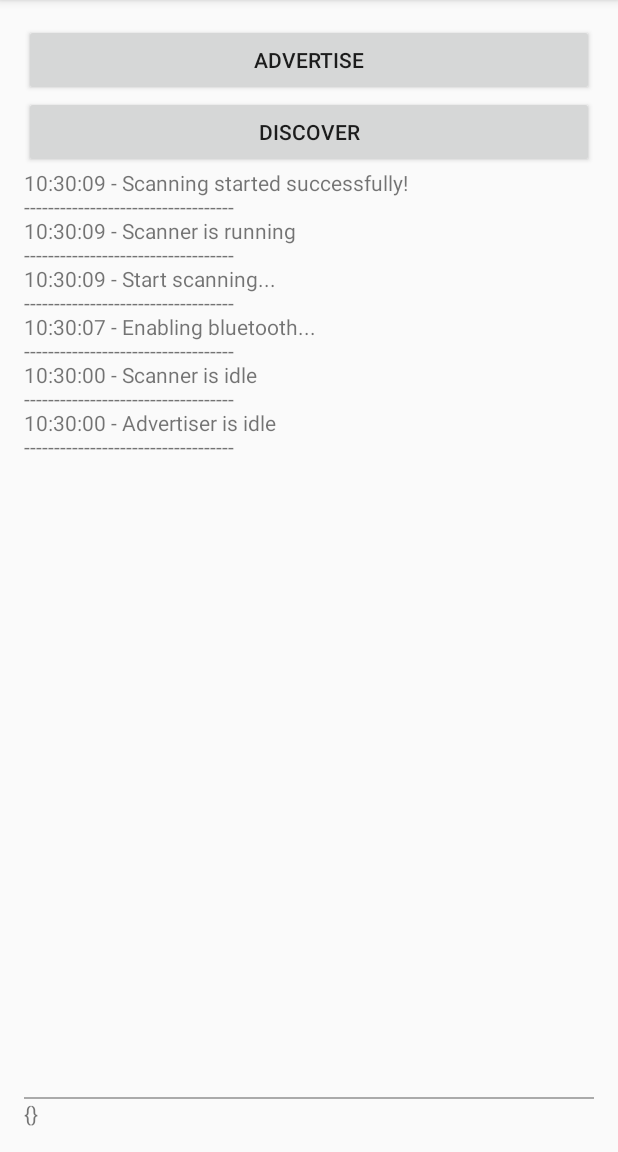
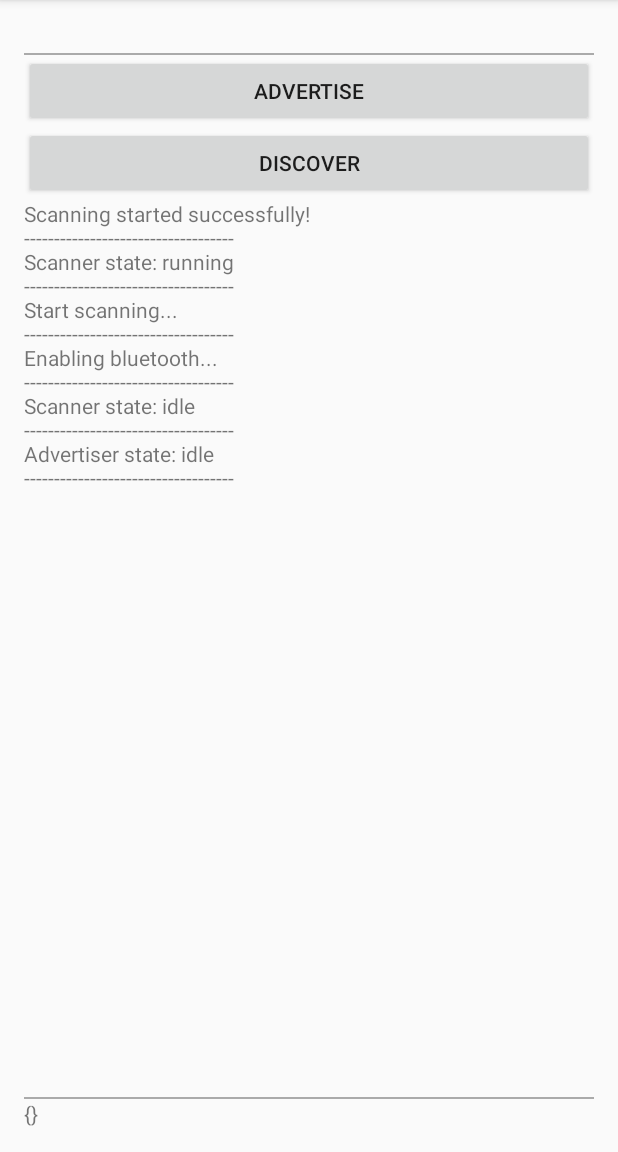
Before and after one commit to covilights/AndroidCoviLights, an Android app: the screen it shows after launch (MainActivity), after a tap on "DISCOVER", on a phone screen of 412 x 824 dp, the part 84-1236 px from its top. Run offline under Robolectric (Android 15) with nearby library versions, the phone set to English and light mode, and no system bars; libraries missing offline, so code that uses them is left out: com.mirhoseini.appsettings; 1 statement that could not run was skipped; 1 other tap on this screen came first.

Commit message:
Reflect user UUID as Beacon service UUID

```diff
--- a/app/build.gradle
+++ b/app/build.gradle
@@ -30,6 +30,7 @@ android {
 dependencies {
     implementation fileTree(dir: 'libs', include: ['*.jar'])
     implementation "org.jetbrains.kotlin:kotlin-stdlib-jdk7:$kotlin_version"
+    implementation "org.jetbrains.kotlinx:kotlinx-coroutines-core:1.3.5"
     implementation 'androidx.appcompat:appcompat:1.1.0'
     implementation 'androidx.core:core-ktx:1.2.0'
     implementation 'androidx.constraintlayout:constraintlayout:1.1.3'
--- a/app/src/main/java/com/covilights/Constants.kt
+++ b/app/src/main/java/com/covilights/Constants.kt
@@ -1,33 +1,32 @@
 package com.covilights
 
 import java.nio.ByteBuffer
-import java.util.UUID
 
 object Constants {
 
     const val MANUFACTURER_UUID = "C0D7950D-73F1-4D4D-8E47-C090502D4497"
+    const val GOOGLE_MANUFACTURER_ID = 224
+    const val APPLE_MANUFACTURER_ID = 0x4c00
 
-    const val SERVICE_UUID_MOST = "C0D7950D-73F1-4D4D-8E47-C090502D4498"
-    const val SERVICE_UUID_LEAST = "C0D7950D-73F1-4D4D-8E47-C090502D4499"
+    const val BEACON_VISIBILITY_TIMEOUT: Long = 30_000
 
-    const val MANUFACTURER_ID = 224 // using google's company ID
-
-    fun getBeaconManufacturerData(): ByteArray {
-        val manufacturerData: ByteBuffer = ByteBuffer.allocate(24)
-        manufacturerData.put(0, 0xBE.toByte()) // Beacon Identifier
-        manufacturerData.put(1, 0xAC.toByte()) // Beacon Identifier
+    fun getManufacturerData(): ByteArray {
+        val manufacturerData: ByteBuffer = ByteBuffer.allocate(23)
+        manufacturerData.put(0, 0x02.toByte()) // Beacon Identifier
+        manufacturerData.put(1, 0x15.toByte()) // Beacon Identifier
 
         val uuid: ByteArray =
-            MANUFACTURER_UUID.toUuid()?.toBytes() ?: byteArrayOf()
+            Constants.MANUFACTURER_UUID.toUuid()?.toBytes() ?: byteArrayOf()
         for (i in 2..17) {
             manufacturerData.put(i, uuid[i - 2]) // adding the UUID
         }
 
         manufacturerData.put(18, 0x00.toByte()) // first byte of Major
-        manufacturerData.put(19, 0x09.toByte()) // second byte of Major
+        manufacturerData.put(19, 0x00.toByte()) // second byte of Major
         manufacturerData.put(20, 0x00.toByte()) // first minor
-        manufacturerData.put(21, 0x06.toByte()) // second minor
+        manufacturerData.put(21, 0x00.toByte()) // second minor
         manufacturerData.put(22, 0xB5.toByte()) // txPower
+
         return manufacturerData.array()
     }
 }
--- a/app/src/main/java/com/covilights/MainActivity.kt
+++ b/app/src/main/java/com/covilights/MainActivity.kt
@@ -20,16 +20,14 @@ import com.covilights.beacon.scanner.BeaconScannerImpl
 import com.covilights.beacon.scanner.BeaconScannerState
 import com.covilights.databinding.MainActivityBinding
 import com.mirhoseini.appsettings.AppSettings
-import java.text.SimpleDateFormat
 import java.util.Date
-import java.util.Locale
 import java.util.UUID
 
 class MainActivity : AppCompatActivity() {
 
     lateinit var binding: MainActivityBinding
 
-    private val dateFormat = SimpleDateFormat("hh:mm:ss", Locale.US)
+    // private val dateFormat = SimpleDateFormat("hh:mm:ss", Locale.US)
 
     private val userUuid: String by lazy {
         AppSettings.getString(this, USER_UUID) ?: run {
@@ -72,7 +70,7 @@ class MainActivity : AppCompatActivity() {
 
         initUi()
 
-        log("User UUID\n$userUuid")
+        binding.user.text = "User: $userUuid"
 
         checkPermissions()
 
@@ -82,8 +80,8 @@ class MainActivity : AppCompatActivity() {
             state ?: return@Observer
 
             when (state) {
-                BeaconAdvertiserState.IDLE -> log("Advertiser is idle")
-                BeaconAdvertiserState.RUNNING -> log("Advertiser is running")
+                BeaconAdvertiserState.IDLE -> log("Advertiser state: idle")
+                BeaconAdvertiserState.RUNNING -> log("Advertiser state: running")
             }
         })
 
@@ -91,8 +89,8 @@ class MainActivity : AppCompatActivity() {
             state ?: return@Observer
 
             when (state) {
-                BeaconScannerState.IDLE -> log("Scanner is idle")
-                BeaconScannerState.RUNNING -> log("Scanner is running")
+                BeaconScannerState.IDLE -> log("Scanner state: idle")
+                BeaconScannerState.RUNNING -> log("Scanner state: running")
             }
         })
     }
@@ -215,10 +213,10 @@ class MainActivity : AppCompatActivity() {
     private fun log(message: String) {
         val date = Date()
         runOnUiThread {
-            binding.log.text = "${dateFormat.format(date)} - " +
+            binding.log.text = /*"${dateFormat.format(date)} - " +*/
                 "$message\n" +
-                "-----------------------------------\n" +
-                "${binding.log.text}"
+                    "-----------------------------------\n" +
+                    "${binding.log.text}"
         }
     }
 
--- a/app/src/main/java/com/covilights/Utils.kt
+++ b/app/src/main/java/com/covilights/Utils.kt
@@ -1,7 +1,6 @@
 package com.covilights
 
 import android.os.ParcelUuid
-import androidx.lifecycle.MutableLiveData
 import java.nio.ByteBuffer
 import java.util.UUID
 
--- a/app/src/main/java/com/covilights/beacon/scanner/BeaconScanner.kt
+++ b/app/src/main/java/com/covilights/beacon/scanner/BeaconScanner.kt
@@ -7,6 +7,6 @@ interface BeaconScanner {
 
     val state: LiveData<BeaconScannerState>
 
-    fun start(callback: BeaconScannerCallback? = null): LiveData<HashMap<String, Beacon>>
+    fun start(callback: BeaconScannerCallback? = null): LiveData<Map<String, Beacon>>
     fun stop(callback: BeaconScannerCallback? = null)
 }
--- a/app/src/main/java/com/covilights/beacon/scanner/BeaconScannerImpl.kt
+++ b/app/src/main/java/com/covilights/beacon/scanner/BeaconScannerImpl.kt
@@ -7,13 +7,17 @@ import android.bluetooth.le.ScanFilter
 import android.bluetooth.le.ScanResult
 import android.bluetooth.le.ScanSettings
 import android.os.Build
+import android.os.ParcelUuid
 import androidx.lifecycle.LiveData
 import androidx.lifecycle.MutableLiveData
 import com.covilights.Constants
 import com.covilights.beacon.scanner.model.Beacon
 import com.covilights.beacon.scanner.utils.getErrorCodeMessage
-import com.covilights.toParcelUuid
-import java.util.UUID
+import kotlinx.coroutines.Dispatchers
+import kotlinx.coroutines.GlobalScope
+import kotlinx.coroutines.delay
+import kotlinx.coroutines.launch
+import java.nio.ByteBuffer
 
 class BeaconScannerImpl : BeaconScanner {
 
@@ -27,11 +31,23 @@ class BeaconScannerImpl : BeaconScanner {
     override val state: LiveData<BeaconScannerState>
         get() = _state
 
-    private val results = MutableLiveData<HashMap<String, Beacon>>()
+    private val results = MutableLiveData<Map<String, Beacon>>()
 
     init {
         _state.value = BeaconScannerState.IDLE
         results.value = HashMap()
+
+
+        GlobalScope.launch(Dispatchers.IO) {
+            while (true) {
+                val currentTime = System.currentTimeMillis()
+                results.postValue(results.value?.filter {
+                    it.value.lastSeen > currentTime - Constants.BEACON_VISIBILITY_TIMEOUT
+                })
+
+                delay(Constants.BEACON_VISIBILITY_TIMEOUT)
+            }
+        }
     }
 
     private var callback: BeaconScannerCallback? = null
@@ -43,11 +59,7 @@ class BeaconScannerImpl : BeaconScanner {
             if (result?.device == null) return
 
             val beacon = mapScanResultToBeacon(result)
-            results.value = results.value?.apply { put(beacon.address, beacon) }
-        }
-
-        override fun onBatchScanResults(results: List<ScanResult?>?) {
-            super.onBatchScanResults(results)
+            results.value = results.value?.toMutableMap()?.apply { put(beacon.address, beacon) }
         }
 
         override fun onScanFailed(errorCode: Int) {
@@ -58,24 +70,20 @@ class BeaconScannerImpl : BeaconScanner {
     }
 
     private fun mapScanResultToBeacon(result: ScanResult): Beacon {
-        val most = result.scanRecord?.getServiceData(
-            Constants.SERVICE_UUID_MOST.toParcelUuid()
-        )
-        val least = result.scanRecord?.getServiceData(
-            Constants.SERVICE_UUID_MOST.toParcelUuid()
-        )
-        val userUuidBytes = if (most != null && least != null) most + least else null
+        val serviceUuids: List<ParcelUuid>? = result.scanRecord?.serviceUuids
+        val userUuid: String? = if (serviceUuids != null && serviceUuids.isNotEmpty()) serviceUuids[0].toString() else null
 
         return Beacon(
             name = result.device.name,
             address = result.device.address,
-            userUuid = UUID.nameUUIDFromBytes(userUuidBytes),
+            userUuid = userUuid,
             rssi = result.rssi,
-            txPower = if (Build.VERSION.SDK_INT >= Build.VERSION_CODES.O) result.txPower else 0
+            txPower = if (Build.VERSION.SDK_INT >= Build.VERSION_CODES.O) result.txPower else 0,
+            lastSeen = System.currentTimeMillis()
         )
     }
 
-    override fun start(callback: BeaconScannerCallback?): LiveData<HashMap<String, Beacon>> {
+    override fun start(callback: BeaconScannerCallback?): LiveData<Map<String, Beacon>> {
 
         if (_state.value == BeaconScannerState.RUNNING) {
             callback?.onSuccess()
@@ -94,14 +102,25 @@ class BeaconScannerImpl : BeaconScanner {
 
     private fun getScanFilters(): List<ScanFilter> {
         val filter: ScanFilter = ScanFilter.Builder()
-            .setManufacturerData(Constants.MANUFACTURER_ID, Constants.getBeaconManufacturerData())
+            .setManufacturerData(Constants.APPLE_MANUFACTURER_ID, Constants.getManufacturerData(), getManufacturerDataMask())
             .build()
         return listOf(filter)
     }
 
+    private fun getManufacturerDataMask(): ByteArray {
+        val manufacturerDataMask = ByteBuffer.allocate(23)
+
+        for (i in 0..17) {
+            manufacturerDataMask.put(0x01.toByte())
+        }
+
+        return manufacturerDataMask.array()
+    }
+
     private fun getSettings(): ScanSettings? {
         val builder = ScanSettings.Builder()
-        builder.setScanMode(ScanSettings.SCAN_MODE_LOW_POWER)
+        // builder.setScanMode(ScanSettings.SCAN_MODE_LOW_POWER)
+        builder.setScanMode(ScanSettings.SCAN_MODE_BALANCED)
         builder.setReportDelay(0)
 
         // if (Build.VERSION.SDK_INT >= Build.VERSION_CODES.O) {
--- a/app/src/main/res/layout/main_activity.xml
+++ b/app/src/main/res/layout/main_activity.xml
@@ -4,6 +4,16 @@
     android:layout_height="match_parent"
     android:orientation="vertical"
     android:padding="16dp">
+
+    <TextView
+        android:id="@+id/user"
+        android:layout_width="match_parent"
+        android:layout_height="wrap_content" />
+
+    <View
+        android:layout_width="match_parent"
+        android:layout_height="1dp"
+        android:background="@android:color/darker_gray" />
 
     <Button
         android:id="@+id/advertise"
```
Also changed, not shown: app/src/main/java/com/covilights/beacon/advertiser/BeaconAdvertiserImpl.kt (+6 -10 lines), app/src/main/java/com/covilights/beacon/scanner/model/Beacon.kt (+6 -6 lines).
